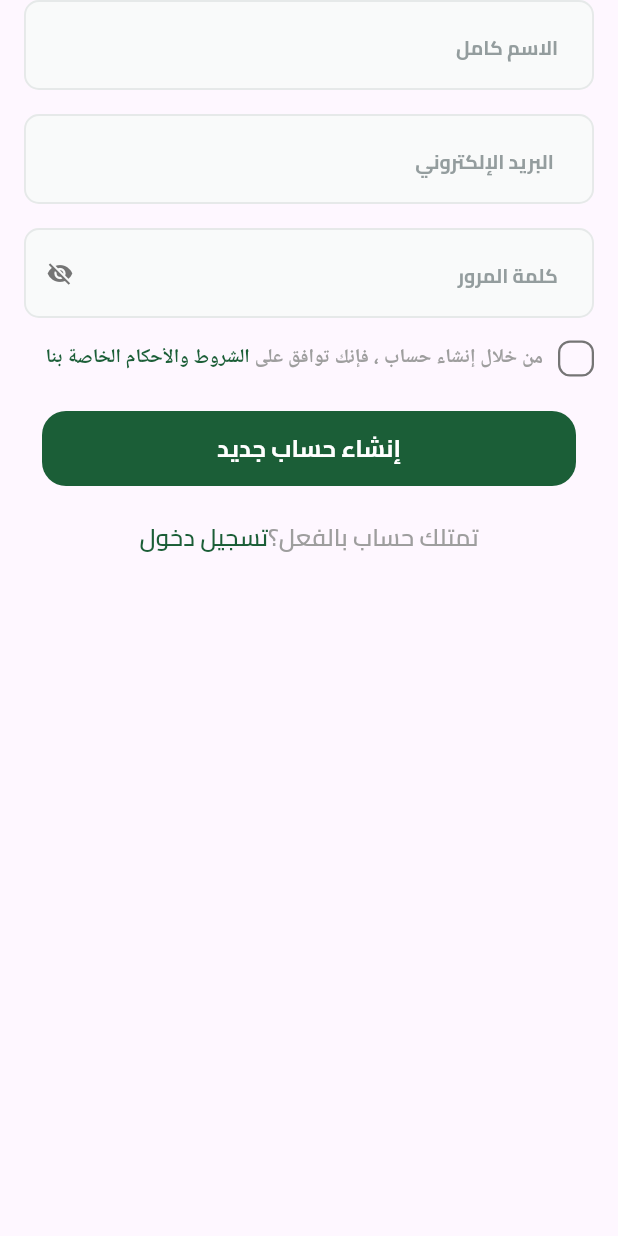
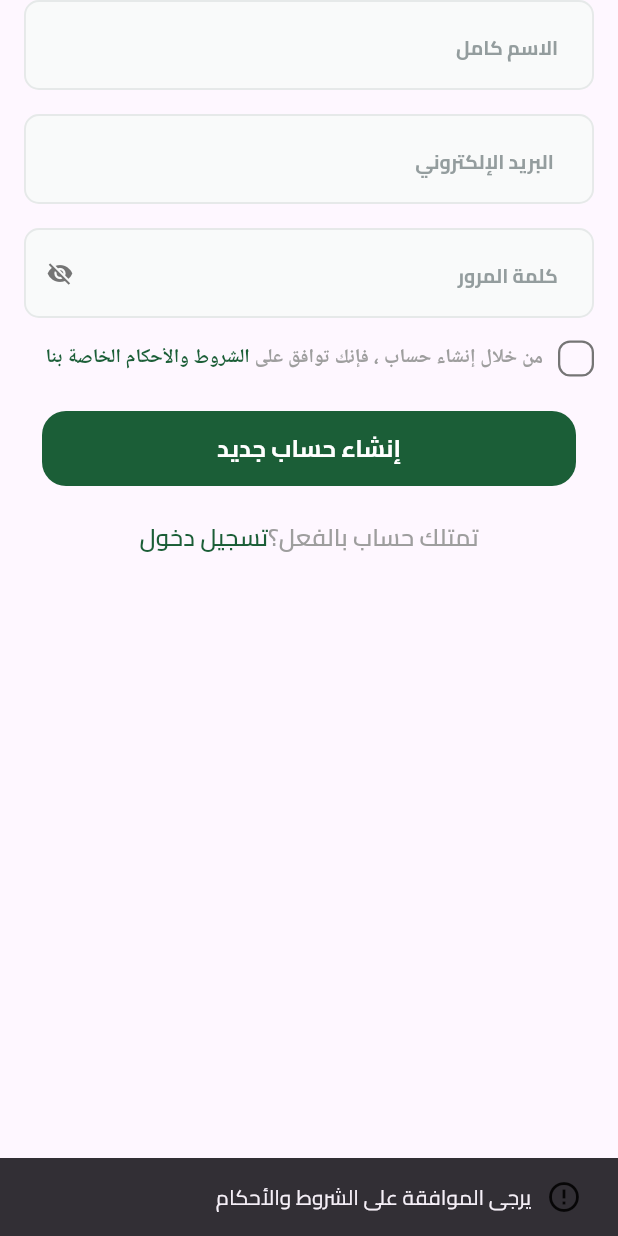
Before and after one commit to MahmoudA1aam/fruits_ecommerce, a Flutter app: the SignupViewBody widget shown alone on an empty page, opened directly, after a tap on "إنشاء حساب جديد", on a phone screen of 412 x 824 dp. Run offline on Flutter 3.47's test engine with Material 3 defaults, Android fonts, the phone set to English and light mode, and no system bars; our stand-ins replace bloc, dartz, dots_indicator, firebase_auth, firebase_core, flutter_bloc and 3 more; accounts and stored records are empty.

Commit message:
handel terms and condation in signup view body

```diff
--- /dev/null
+++ b/lib/core/widgets/custom_build_error_bar.dart
@@ -0,0 +1,15 @@
+import 'package:flutter/material.dart';
+
+customBuildErrorBar({required massege, required context}) {
+  return ScaffoldMessenger.of(context).showSnackBar(
+    SnackBar(
+      content: Row(
+        children: [
+          const Icon(Icons.error_outline_sharp),
+          const SizedBox(width: 10),
+          Text(massege),
+        ],
+      ),
+    ),
+  );
+}
--- a/lib/features/auth/presentation/signup/widgets/sign_up_view_body_bloc_consumer.dart
+++ b/lib/features/auth/presentation/signup/widgets/sign_up_view_body_bloc_consumer.dart
@@ -1,6 +1,7 @@
 import 'package:flutter/material.dart';
 import 'package:flutter_bloc/flutter_bloc.dart';
 
+import '../../../../../core/widgets/custom_build_error_bar.dart';
 import '../cubit/signup_cubit_cubit.dart';
 import 'signup_view_body.dart';
 
@@ -14,17 +15,7 @@ class SignUpViewBodyBlocConsumer extends StatelessWidget {
     return BlocConsumer<SignupCubit, SignupCubitState>(
       listener: (context, state) {
         if (state is SignupCubitFaliure) {
-          ScaffoldMessenger.of(context).showSnackBar(
-            SnackBar(
-              content: Row(
-                children: [
-                  Icon(Icons.error_outline_sharp),
-                  SizedBox(width: 10),
-                  Text(state.massege),
-                ],
-              ),
-            ),
-          );
+          customBuildErrorBar(massege: state.massege, context: context);
         }
       },
       builder: (context, state) {
--- a/lib/features/auth/presentation/signup/widgets/signup_view_body.dart
+++ b/lib/features/auth/presentation/signup/widgets/signup_view_body.dart
@@ -1,6 +1,7 @@
 import 'package:flutter/material.dart';
 import 'package:flutter_bloc/flutter_bloc.dart';
 import 'package:fruits_e_commerce/core/theming/colors_app.dart';
+import 'package:fruits_e_commerce/core/widgets/custom_build_error_bar.dart';
 import 'package:fruits_e_commerce/core/widgets/custom_button.dart';
 import 'package:fruits_e_commerce/core/widgets/custom_text_from_field.dart';
 import 'package:fruits_e_commerce/features/auth/presentation/login/widgets/have_account.dart';
@@ -22,6 +23,7 @@ class _RegisterViewBodyState extends State<SignupViewBody> {
   final TextEditingController nameController = TextEditingController();
   final TextEditingController passwordController = TextEditingController();
   final TextEditingController emailController = TextEditingController();
+  late bool isTermsAccepted = false;
 
   @override
   Widget build(BuildContext context) {
@@ -71,7 +73,11 @@ class _RegisterViewBodyState extends State<SignupViewBody> {
             const SizedBox(
               height: 15,
             ),
-            Termsandcondation(),
+            Termsandcondation(
+              onChecked: (value) {
+                isTermsAccepted = value;
+              },
+            ),
             const SizedBox(
               height: 15,
             ),
@@ -79,10 +85,18 @@ class _RegisterViewBodyState extends State<SignupViewBody> {
                 onPressed: () {
                   if (formKey.currentState!.validate()) {
                     formKey.currentState!.save();
-                    context.read<SignupCubit>().createUserWithemailAndPassword(
-                        email: emailController.text,
-                        password: passwordController.text,
-                        name: nameController.text);
+                    if (isTermsAccepted == true) {
+                      context
+                          .read<SignupCubit>()
+                          .createUserWithemailAndPassword(
+                              email: emailController.text,
+                              password: passwordController.text,
+                              name: nameController.text);
+                    } else {
+                      customBuildErrorBar(
+                          massege: "يرجى الموافقة على الشروط والأحكام",
+                          context: context);
+                    }
                   }
                 },
                 title: "إنشاء حساب جديد"),
--- a/lib/features/auth/presentation/signup/widgets/termsandcondation.dart
+++ b/lib/features/auth/presentation/signup/widgets/termsandcondation.dart
@@ -3,7 +3,8 @@ import 'package:fruits_e_commerce/core/theming/text_style_app.dart';
 import 'package:fruits_e_commerce/features/auth/presentation/signup/widgets/custom_check_box.dart';
 
 class Termsandcondation extends StatefulWidget {
-  const Termsandcondation({super.key});
+  const Termsandcondation({super.key, required this.onChecked});
+  final ValueChanged<bool> onChecked;
 
   @override
   State<Termsandcondation> createState() => _TermsandcondationState();
@@ -20,6 +21,7 @@ class _TermsandcondationState extends State<Termsandcondation> {
           isChecked: acceptedonTerms,
           onChecked: (value) {
             acceptedonTerms = value;
+            widget.onChecked(value);
             setState(() {});
           },
         ),
```
